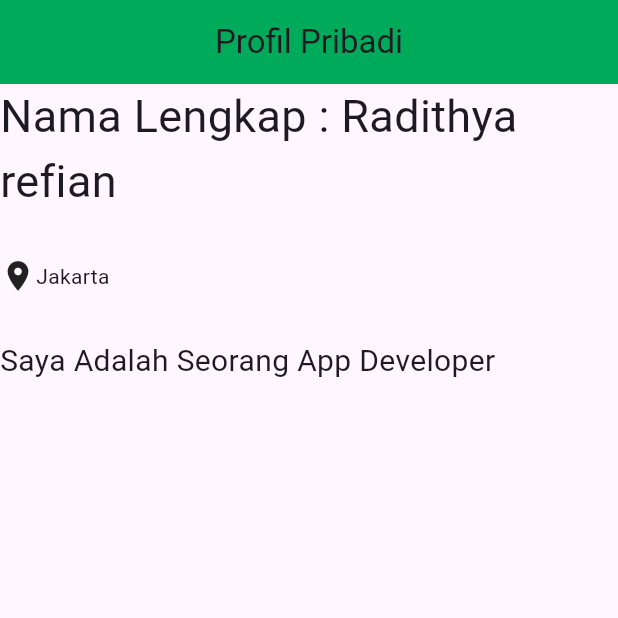
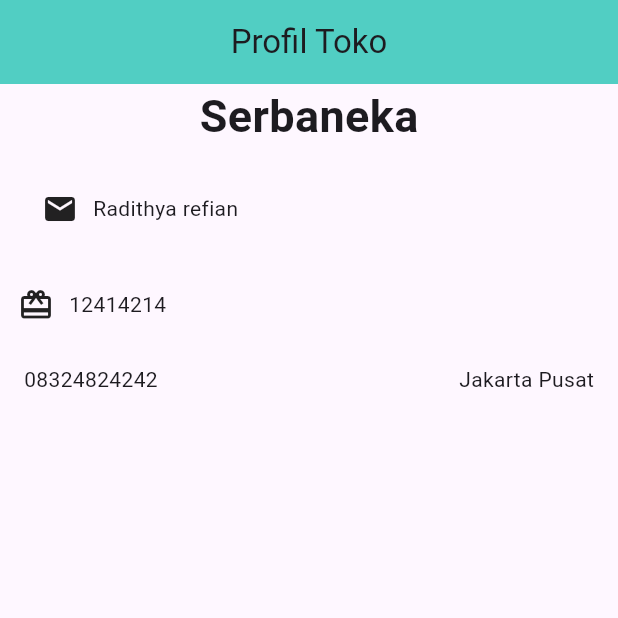
Before and after one commit to radithyarefian/flutter_ppkd, a Flutter app: the screen it shows after launch, on a phone screen of 412 x 824 dp, the top half of it. Run offline on Flutter 3.47's test engine with Material 3 defaults, Android fonts, the phone set to English and light mode, and no system bars.

Commit message:
update "tugas 2 blm selesai"

```diff
--- a/lib/main.dart
+++ b/lib/main.dart
@@ -1,5 +1,6 @@
 import 'package:flutter/material.dart';
-import 'package:flutter_ppkd/tugas/tugas_1.dart';
+
+import 'package:flutter_ppkd/tugas/tugas_2.dart';
 
 void main() {
   runApp(const MyApp());
@@ -32,7 +33,7 @@ class MyApp extends StatelessWidget {
         // tested with just a hot reload.
         colorScheme: .fromSeed(seedColor: Colors.deepPurple),
       ),
-      home: Tugas1 (),
+      home: Tugas2 (),
     );
   }
 }
--- a/lib/tugas/tugas_1.dart
+++ b/lib/tugas/tugas_1.dart
@@ -24,8 +24,11 @@ class Tugas1 extends StatelessWidget {
           ]
         ),
         Text("Saya Adalah Seorang App Developer", style: TextStyle(fontSize: 20),),
+        Image.asset("assets/images/ejen ali.jpg")
         ],
       ),
+
+
 
     );
   }
--- /dev/null
+++ b/lib/tugas/tugas_2.dart
@@ -0,0 +1,69 @@
+import 'package:flutter/material.dart';
+
+class Tugas2 extends StatelessWidget {
+  const Tugas2({super.key});
+
+  @override
+  Widget build(BuildContext context) {
+    return Scaffold(
+      /* Soal no 1  */
+      appBar: AppBar(
+        title: Text("Profil Toko"),
+        backgroundColor: Color(0xff51cec3),
+        centerTitle: true,
+      ),
+      body: Column(
+        children: [
+          /* Soal no 2  */
+          Center(
+            child:
+            Text("Serbaneka",
+            style: TextStyle(
+              fontSize: 30,
+              fontWeight: FontWeight.bold
+             ),
+            ),
+          ),
+
+        /* Soal no 3  */
+        Padding(
+          padding: EdgeInsets.all(16),
+          child: Container(
+            padding: EdgeInsets.all(12),
+            child: Row(
+              children: [
+                Icon(Icons.email),
+                SizedBox(width: 10,),
+                Text("Radithya refian"),
+              ],
+            ),
+          ),
+        ),
+        Container(
+          child: Container(
+            padding: EdgeInsets.all(12),
+            child: Row(
+              children: [
+                Icon(Icons.card_giftcard),
+                SizedBox(width: 10,),
+                Text("12414214"),
+              ],
+            ),
+          ),
+        ),
+        /* Soal no 4 */
+        Padding(
+          padding: EdgeInsets.all(16),
+          child: Row(
+            children: [
+              Text("08324824242"),
+              Spacer(),
+              Text("Jakarta Pusat"),
+            ],
+          ),
+        ),
+        ],
+      ),
+    );
+  }
+}
--- a/pubspec.yaml
+++ b/pubspec.yaml
@@ -58,8 +58,8 @@ flutter:
   uses-material-design: true
 
   # To add assets to your application, add an assets section, like this:
-  # assets:
-  #   - images/a_dot_burr.jpeg
+  assets:
+    - assets/images/
   #   - images/a_dot_ham.jpeg
 
   # An image asset can refer to one or more resolution-specific "variants", see
```
Also changed, not shown: assets/images/ejen ali.jpg (added).
